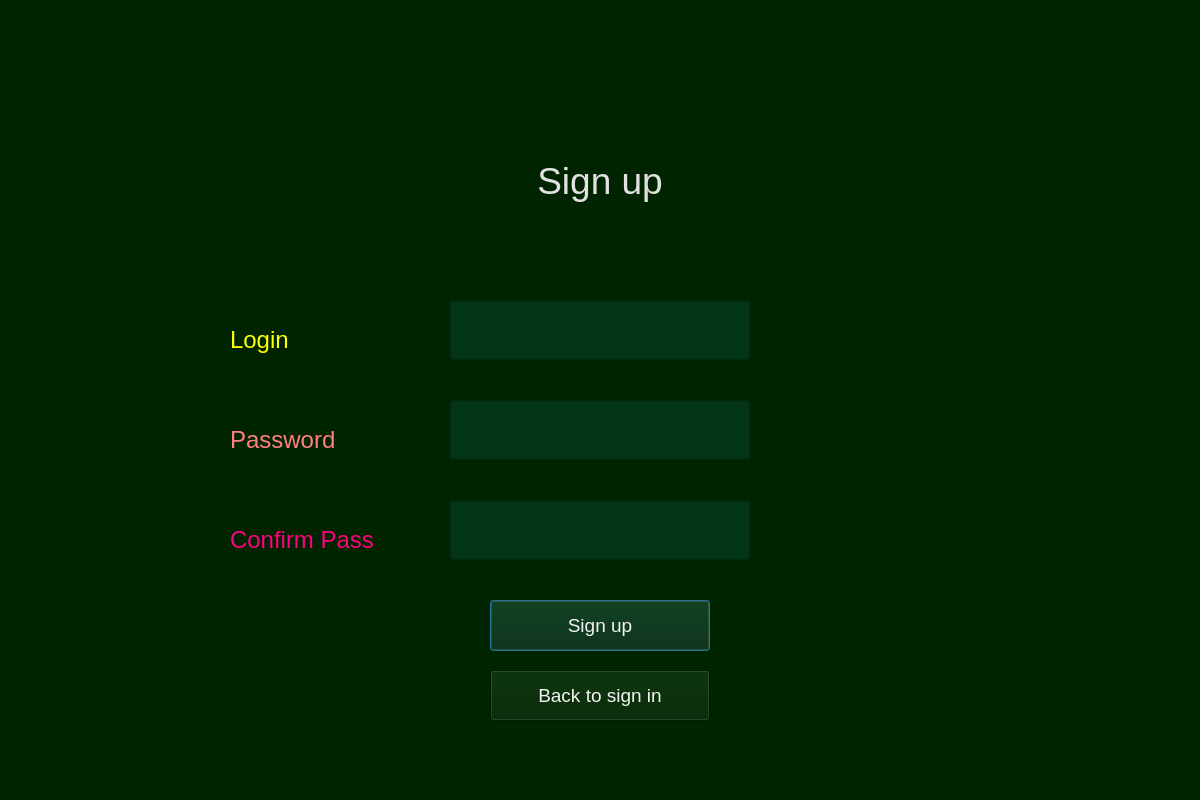
The window that WindowsGraphics/SignUpWindow.ui (Skripkon/App-for-learning-English-LANGOD) describes before a commit, drawn with Qt 5.
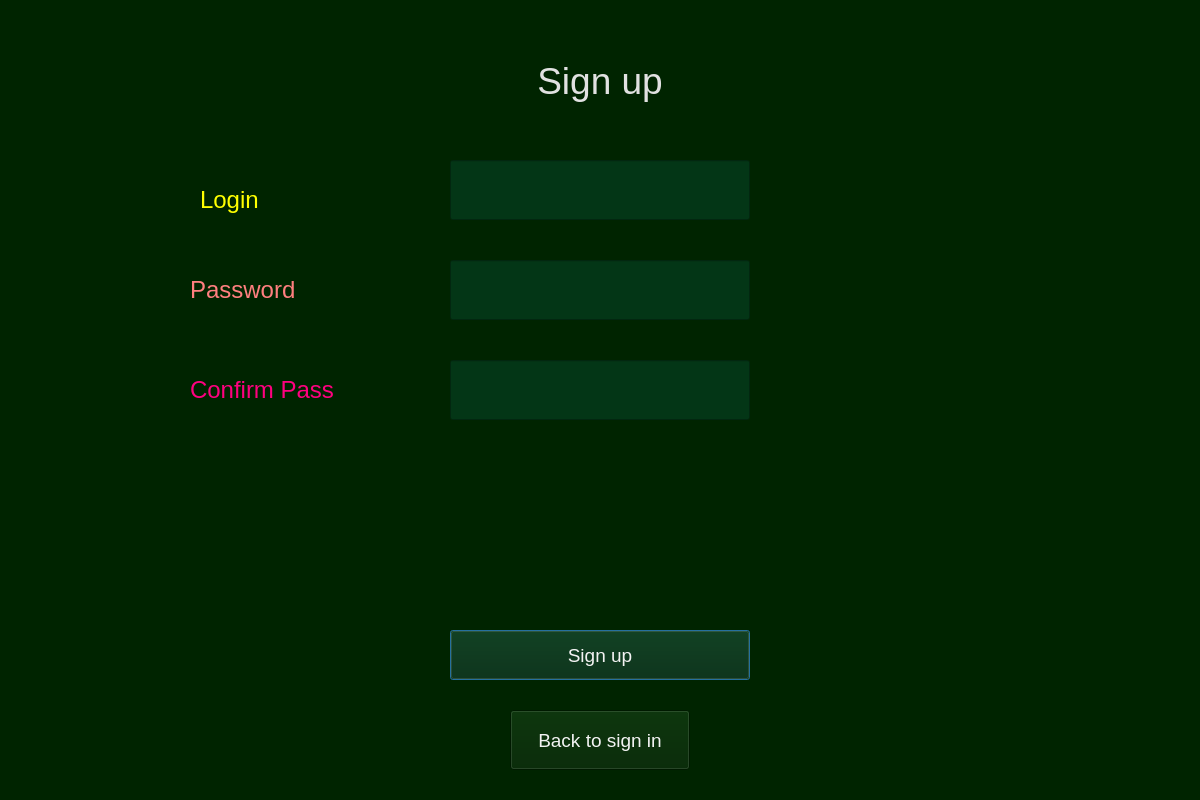
The same window after the commit.

Commit message: add back button

What changed in the file:
```diff
--- a/WindowsGraphics/SignUpWindow.ui
+++ b/WindowsGraphics/SignUpWindow.ui
@@ -21,7 +21,7 @@
    <property name="geometry">
     <rect>
      <x>450</x>
-     <y>130</y>
+     <y>30</y>
      <width>300</width>
      <height>101</height>
     </rect>
@@ -39,8 +39,8 @@
   <widget class="QLabel" name="label_2">
    <property name="geometry">
     <rect>
-     <x>230</x>
-     <y>310</y>
+     <x>200</x>
+     <y>170</y>
      <width>190</width>
      <height>60</height>
     </rect>
@@ -58,7 +58,7 @@
    <property name="geometry">
     <rect>
      <x>450</x>
-     <y>300</y>
+     <y>160</y>
      <width>300</width>
      <height>60</height>
     </rect>
@@ -81,7 +81,7 @@
    <property name="geometry">
     <rect>
      <x>450</x>
-     <y>400</y>
+     <y>260</y>
      <width>300</width>
      <height>60</height>
     </rect>
@@ -100,8 +100,8 @@
   <widget class="QLabel" name="label_3">
    <property name="geometry">
     <rect>
-     <x>230</x>
-     <y>410</y>
+     <x>190</x>
+     <y>260</y>
      <width>190</width>
      <height>60</height>
     </rect>
@@ -118,10 +118,10 @@
   <widget class="QPushButton" name="signupbutton">
    <property name="geometry">
     <rect>
-     <x>490</x>
-     <y>600</y>
-     <width>220</width>
-     <height>51</height>
+     <x>450</x>
+     <y>630</y>
+     <width>300</width>
+     <height>50</height>
     </rect>
    </property>
    <property name="styleSheet">
@@ -137,7 +137,7 @@
    <property name="geometry">
     <rect>
      <x>450</x>
-     <y>500</y>
+     <y>360</y>
      <width>300</width>
      <height>60</height>
     </rect>
@@ -156,8 +156,8 @@
   <widget class="QLabel" name="label_4">
    <property name="geometry">
     <rect>
-     <x>230</x>
-     <y>510</y>
+     <x>190</x>
+     <y>360</y>
      <width>190</width>
      <height>60</height>
     </rect>
@@ -174,10 +174,10 @@
   <widget class="QPushButton" name="back_to_sign_in_button">
    <property name="geometry">
     <rect>
-     <x>490</x>
-     <y>670</y>
-     <width>220</width>
-     <height>51</height>
+     <x>510</x>
+     <y>710</y>
+     <width>180</width>
+     <height>60</height>
     </rect>
    </property>
    <property name="styleSheet">
```
The commit also changes 3 other files.
